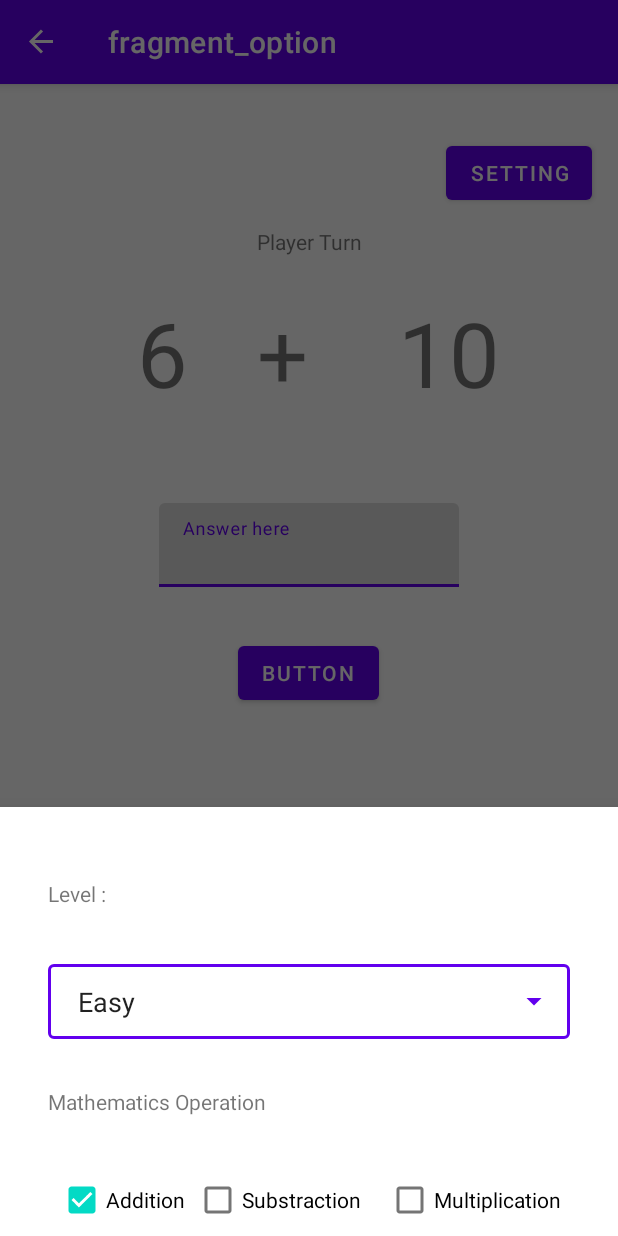
After one commit to Yosiahans/160421126_ANMP_W2, an Android app: the OptionFragment screen opened through its navigation route, on a phone screen of 412 x 824 dp. The commit adds this screen. Run offline under Robolectric (Android 15) with nearby library versions, the phone set to English and light mode, and no system bars; our stand-ins replace navigation-ui.

Commit message:
Tugas Week 2 and Kelas Week 3

```diff
--- /dev/null
+++ b/app/src/main/java/com/example/adv160421126week2/HistoryFragment.kt
@@ -0,0 +1,59 @@
+package com.example.adv160421126week2
+
+import android.os.Bundle
+import androidx.fragment.app.Fragment
+import android.view.LayoutInflater
+import android.view.View
+import android.view.ViewGroup
+
+// TODO: Rename parameter arguments, choose names that match
+// the fragment initialization parameters, e.g. ARG_ITEM_NUMBER
+private const val ARG_PARAM1 = "param1"
+private const val ARG_PARAM2 = "param2"
+
+/**
+ * A simple [Fragment] subclass.
+ * Use the [HistoryFragment.newInstance] factory method to
+ * create an instance of this fragment.
+ */
+class HistoryFragment : Fragment() {
+    // TODO: Rename and change types of parameters
+    private var param1: String? = null
+    private var param2: String? = null
+
+    override fun onCreate(savedInstanceState: Bundle?) {
+        super.onCreate(savedInstanceState)
+        arguments?.let {
+            param1 = it.getString(ARG_PARAM1)
+            param2 = it.getString(ARG_PARAM2)
+        }
+    }
+
+    override fun onCreateView(
+        inflater: LayoutInflater, container: ViewGroup?,
+        savedInstanceState: Bundle?
+    ): View? {
+        // Inflate the layout for this fragment
+        return inflater.inflate(R.layout.fragment_history, container, false)
+    }
+
+    companion object {
+        /**
+         * Use this factory method to create a new instance of
+         * this fragment using the provided parameters.
+         *
+         * @param param1 Parameter 1.
+         * @param param2 Parameter 2.
+         * @return A new instance of fragment HistoryFragment.
+         */
+        // TODO: Rename and change types and number of parameters
+        @JvmStatic
+        fun newInstance(param1: String, param2: String) =
+            HistoryFragment().apply {
+                arguments = Bundle().apply {
+                    putString(ARG_PARAM1, param1)
+                    putString(ARG_PARAM2, param2)
+                }
+            }
+    }
+}
--- a/app/src/main/java/com/example/adv160421126week2/MainActivity.kt
+++ b/app/src/main/java/com/example/adv160421126week2/MainActivity.kt
@@ -6,6 +6,7 @@ import androidx.navigation.NavController
 import androidx.navigation.NavHostController
 import androidx.navigation.fragment.NavHostFragment
 import androidx.navigation.ui.NavigationUI
+import androidx.navigation.ui.setupWithNavController
 import com.example.adv160421126week2.databinding.ActivityMainBinding
 
 class MainActivity : AppCompatActivity() {
@@ -20,12 +21,14 @@ class MainActivity : AppCompatActivity() {
         navController =
             (supportFragmentManager.findFragmentById(R.id.hostFragment)
                     as NavHostFragment).navController
-        NavigationUI.setupActionBarWithNavController(this, navController)
-
+        NavigationUI.setupActionBarWithNavController(this, navController,binding.drawerLayout)
+        NavigationUI.setupWithNavController(binding.navView,navController)
+        binding.bottomNav.setupWithNavController(navController)
 
     }
 
     override fun onSupportNavigateUp(): Boolean {
-        return navController.navigateUp()
+        return NavigationUI.navigateUp(navController, binding.drawerLayout)
+                || super.onSupportNavigateUp()
     }
 }
--- a/app/src/main/java/com/example/adv160421126week2/MainFragment.kt
+++ b/app/src/main/java/com/example/adv160421126week2/MainFragment.kt
@@ -5,6 +5,7 @@ import androidx.fragment.app.Fragment
 import android.view.LayoutInflater
 import android.view.View
 import android.view.ViewGroup
+import android.widget.ArrayAdapter
 import androidx.navigation.Navigation
 import com.example.adv160421126week2.databinding.FragmentMainBinding
 
@@ -21,6 +22,7 @@ private const val ARG_PARAM2 = "param2"
 class MainFragment : Fragment() {
     private lateinit var binding:FragmentMainBinding
     var point = 0
+
 
     override fun onCreateView(
         inflater: LayoutInflater, container: ViewGroup?,
@@ -39,10 +41,15 @@ class MainFragment : Fragment() {
 
     override fun onViewCreated(view: View, savedInstanceState: Bundle?) {
         super.onViewCreated(view, savedInstanceState)
+
         var X = (1..10).random()
         var y = (1..10).random()
         binding.txtNum1.text = X.toString()
         binding.txtNum2.text = y.toString()
+        binding.btnSetting.setOnClickListener{
+            val action = MainFragmentDirections.actionOptionFragment()
+            Navigation.findNavController(it).navigate(action)
+        }
         binding.btnStart.setOnClickListener{
             val playerName = binding.textName.text.toString()
             val answer = (X+y).toString()
--- /dev/null
+++ b/app/src/main/java/com/example/adv160421126week2/OptionFragment.kt
@@ -0,0 +1,35 @@
+package com.example.adv160421126week2
+
+import android.os.Bundle
+import androidx.fragment.app.Fragment
+import android.view.LayoutInflater
+import android.view.View
+import android.view.ViewGroup
+import android.widget.ArrayAdapter
+import com.example.adv160421126week2.databinding.FragmentOptionBinding
+import com.google.android.material.bottomsheet.BottomSheetDialogFragment
+
+
+class OptionFragment : BottomSheetDialogFragment() {
+    private lateinit var binding:FragmentOptionBinding
+    private val level = arrayOf("Easy","Medium","Hard")
+    override fun onCreateView(
+        inflater: LayoutInflater, container: ViewGroup?,
+        savedInstanceState: Bundle?
+    ): View? {
+        binding = FragmentOptionBinding.inflate(inflater,container,false)
+        return binding.root
+
+    }
+
+    override fun onViewCreated(view: View, savedInstanceState: Bundle?) {
+        super.onViewCreated(view, savedInstanceState)
+        val adapter = ArrayAdapter<String>(requireContext(),android.R.layout.simple_dropdown_item_1line,level)
+        binding.txtLevel.setAdapter(adapter)
+
+
+    }
+
+
+
+}
--- /dev/null
+++ b/app/src/main/java/com/example/adv160421126week2/ProfleFragment.kt
@@ -0,0 +1,59 @@
+package com.example.adv160421126week2
+
+import android.os.Bundle
+import androidx.fragment.app.Fragment
+import android.view.LayoutInflater
+import android.view.View
+import android.view.ViewGroup
+
+// TODO: Rename parameter arguments, choose names that match
+// the fragment initialization parameters, e.g. ARG_ITEM_NUMBER
+private const val ARG_PARAM1 = "param1"
+private const val ARG_PARAM2 = "param2"
+
+/**
+ * A simple [Fragment] subclass.
+ * Use the [ProfleFragment.newInstance] factory method to
+ * create an instance of this fragment.
+ */
+class ProfleFragment : Fragment() {
+    // TODO: Rename and change types of parameters
+    private var param1: String? = null
+    private var param2: String? = null
+
+    override fun onCreate(savedInstanceState: Bundle?) {
+        super.onCreate(savedInstanceState)
+        arguments?.let {
+            param1 = it.getString(ARG_PARAM1)
+            param2 = it.getString(ARG_PARAM2)
+        }
+    }
+
+    override fun onCreateView(
+        inflater: LayoutInflater, container: ViewGroup?,
+        savedInstanceState: Bundle?
+    ): View? {
+        // Inflate the layout for this fragment
+        return inflater.inflate(R.layout.fragment_profle, container, false)
+    }
+
+    companion object {
+        /**
+         * Use this factory method to create a new instance of
+         * this fragment using the provided parameters.
+         *
+         * @param param1 Parameter 1.
+         * @param param2 Parameter 2.
+         * @return A new instance of fragment ProfleFragment.
+         */
+        // TODO: Rename and change types and number of parameters
+        @JvmStatic
+        fun newInstance(param1: String, param2: String) =
+            ProfleFragment().apply {
+                arguments = Bundle().apply {
+                    putString(ARG_PARAM1, param1)
+                    putString(ARG_PARAM2, param2)
+                }
+            }
+    }
+}
--- /dev/null
+++ b/app/src/main/res/drawable/baseline_home_24.xml
@@ -0,0 +1,5 @@
+<vector android:height="24dp" android:tint="#000000"
+    android:viewportHeight="24" android:viewportWidth="24"
+    android:width="24dp" xmlns:android="http://schemas.android.com/apk/res/android">
+    <path android:fillColor="@android:color/white" android:pathData="M10,20v-6h4v6h5v-8h3L12,3 2,12h3v8z"/>
+</vector>
--- /dev/null
+++ b/app/src/main/res/drawable/baseline_list_24.xml
@@ -0,0 +1,5 @@
+<vector android:autoMirrored="true" android:height="24dp"
+    android:tint="#000000" android:viewportHeight="24"
+    android:viewportWidth="24" android:width="24dp" xmlns:android="http://schemas.android.com/apk/res/android">
+    <path android:fillColor="@android:color/white" android:pathData="M3,13h2v-2L3,11v2zM3,17h2v-2L3,15v2zM3,9h2L5,7L3,7v2zM7,13h14v-2L7,11v2zM7,17h14v-2L7,15v2zM7,7v2h14L21,7L7,7z"/>
+</vector>
--- /dev/null
+++ b/app/src/main/res/drawable/baseline_person_24.xml
@@ -0,0 +1,5 @@
+<vector android:height="24dp" android:tint="#000000"
+    android:viewportHeight="24" android:viewportWidth="24"
+    android:width="24dp" xmlns:android="http://schemas.android.com/apk/res/android">
+    <path android:fillColor="@android:color/white" android:pathData="M12,12c2.21,0 4,-1.79 4,-4s-1.79,-4 -4,-4 -4,1.79 -4,4 1.79,4 4,4zM12,14c-2.67,0 -8,1.34 -8,4v2h16v-2c0,-2.66 -5.33,-4 -8,-4z"/>
+</vector>
--- a/app/src/main/res/layout/activity_main.xml
+++ b/app/src/main/res/layout/activity_main.xml
@@ -1,7 +1,20 @@
 <?xml version="1.0" encoding="utf-8"?>
-<androidx.constraintlayout.widget.ConstraintLayout xmlns:android="http://schemas.android.com/apk/res/android"
+<androidx.drawerlayout.widget.DrawerLayout xmlns:android="http://schemas.android.com/apk/res/android"
     xmlns:app="http://schemas.android.com/apk/res-auto"
     xmlns:tools="http://schemas.android.com/tools"
+    android:id="@+id/drawerLayout"
+    android:layout_width="match_parent"
+    android:layout_height="match_parent"
+    android:fitsSystemWindows="true">
+
+    <com.google.android.material.navigation.NavigationView
+        android:id="@+id/navView"
+        android:layout_width="match_parent"
+        android:layout_height="match_parent"
+        android:layout_gravity="start"
+        app:menu="@menu/bottom_menu" />
+
+    <androidx.constraintlayout.widget.ConstraintLayout
         android:layout_width="match_parent"
         android:layout_height="match_parent"
         tools:context=".MainActivity">
@@ -17,4 +30,15 @@
             app:layout_constraintStart_toStartOf="parent"
             app:layout_constraintTop_toTopOf="parent"
             app:navGraph="@navigation/game_navigation" />
+
+        <com.google.android.material.bottomnavigation.BottomNavigationView
+            android:id="@+id/bottomNav"
+            android:layout_width="match_parent"
+            android:layout_height="wrap_content"
+            app:layout_constraintBottom_toBottomOf="parent"
+            app:layout_constraintEnd_toEndOf="parent"
+            app:layout_constraintStart_toStartOf="parent"
+            app:menu="@menu/bottom_menu" />
+
     </androidx.constraintlayout.widget.ConstraintLayout>
+</androidx.drawerlayout.widget.DrawerLayout>
--- /dev/null
+++ b/app/src/main/res/layout/fragment_history.xml
@@ -0,0 +1,17 @@
+<?xml version="1.0" encoding="utf-8"?>
+<FrameLayout xmlns:android="http://schemas.android.com/apk/res/android"
+    xmlns:tools="http://schemas.android.com/tools"
+    android:layout_width="match_parent"
+    android:layout_height="match_parent"
+    tools:context=".HistoryFragment">
+
+    <!-- TODO: Update blank fragment layout -->
+    <TextView
+        android:layout_width="match_parent"
+        android:layout_height="match_parent"
+        android:gravity="center"
+        android:text="History Fragment"
+        android:textSize="24sp"
+        android:textStyle="bold" />
+
+</FrameLayout>
--- a/app/src/main/res/layout/fragment_main.xml
+++ b/app/src/main/res/layout/fragment_main.xml
@@ -89,6 +89,16 @@
             app:layout_constraintStart_toEndOf="@+id/txtOpperand"
             app:layout_constraintTop_toTopOf="parent" />
 
+        <Button
+            android:id="@+id/btnSetting"
+            android:layout_width="wrap_content"
+            android:layout_height="wrap_content"
+            android:layout_marginTop="16dp"
+            android:layout_marginEnd="16dp"
+            android:text="Setting"
+            app:layout_constraintEnd_toEndOf="parent"
+            app:layout_constraintTop_toTopOf="parent" />
+
     </androidx.constraintlayout.widget.ConstraintLayout>
 
 </FrameLayout>
--- /dev/null
+++ b/app/src/main/res/layout/fragment_option.xml
@@ -0,0 +1,92 @@
+<?xml version="1.0" encoding="utf-8"?>
+<FrameLayout xmlns:android="http://schemas.android.com/apk/res/android"
+    xmlns:app="http://schemas.android.com/apk/res-auto"
+    xmlns:tools="http://schemas.android.com/tools"
+    android:layout_width="match_parent"
+    android:layout_height="match_parent"
+    tools:context=".OptionFragment">
+
+    <androidx.constraintlayout.widget.ConstraintLayout
+        android:layout_width="match_parent"
+        android:layout_height="wrap_content">
+
+        <TextView
+            android:id="@+id/textView5"
+            android:layout_width="wrap_content"
+            android:layout_height="wrap_content"
+            android:layout_marginTop="32dp"
+            android:text="Mathematics Operation"
+            app:layout_constraintEnd_toEndOf="parent"
+            app:layout_constraintHorizontal_bias="0.121"
+            app:layout_constraintStart_toStartOf="parent"
+            app:layout_constraintTop_toBottomOf="@+id/textInputLayout2" />
+
+        <com.google.android.material.textfield.TextInputLayout
+            android:id="@+id/textInputLayout2"
+            style="@style/Widget.MaterialComponents.TextInputLayout.OutlinedBox"
+            android:layout_width="0dp"
+            android:layout_height="wrap_content"
+            android:layout_marginStart="32dp"
+            android:layout_marginTop="32dp"
+            android:layout_marginEnd="32dp"
+            app:endIconMode="dropdown_menu"
+            app:layout_constraintEnd_toEndOf="parent"
+            app:layout_constraintStart_toStartOf="parent"
+            app:layout_constraintTop_toBottomOf="@+id/textView4">
+
+            <AutoCompleteTextView
+                android:id="@+id/txtLevel"
+                android:layout_width="match_parent"
+                android:layout_height="50dp"
+                android:layout_weight="1"
+                android:paddingLeft="20dp"
+                android:text="Easy" />
+
+        </com.google.android.material.textfield.TextInputLayout>
+
+        <TextView
+            android:id="@+id/textView4"
+            android:layout_width="wrap_content"
+            android:layout_height="wrap_content"
+            android:layout_marginStart="32dp"
+            android:layout_marginTop="48dp"
+            android:text="Level :"
+            app:layout_constraintStart_toStartOf="parent"
+            app:layout_constraintTop_toTopOf="parent" />
+
+        <CheckBox
+            android:id="@+id/checkBox"
+            android:layout_width="wrap_content"
+            android:layout_height="wrap_content"
+            android:layout_marginStart="32dp"
+            android:layout_marginTop="32dp"
+            android:checked="true"
+            android:text="Addition"
+            app:layout_constraintEnd_toStartOf="@+id/checkBox2"
+            app:layout_constraintStart_toStartOf="parent"
+            app:layout_constraintTop_toBottomOf="@+id/textView5" />
+
+        <CheckBox
+            android:id="@+id/checkBox2"
+            android:layout_width="wrap_content"
+            android:layout_height="wrap_content"
+            android:layout_marginTop="32dp"
+            android:layout_marginEnd="10dp"
+            android:text="Substraction"
+            app:layout_constraintEnd_toStartOf="@+id/checkBox3"
+            app:layout_constraintStart_toEndOf="@+id/checkBox"
+            app:layout_constraintTop_toBottomOf="@+id/textView5" />
+
+        <CheckBox
+            android:id="@+id/checkBox3"
+            android:layout_width="wrap_content"
+            android:layout_height="wrap_content"
+            android:layout_marginTop="32dp"
+            android:layout_marginEnd="32dp"
+            android:text="Multiplication"
+            app:layout_constraintEnd_toEndOf="parent"
+            app:layout_constraintStart_toEndOf="@+id/checkBox2"
+            app:layout_constraintTop_toBottomOf="@+id/textView5" />
+
+    </androidx.constraintlayout.widget.ConstraintLayout>
+</FrameLayout>
--- /dev/null
+++ b/app/src/main/res/layout/fragment_profle.xml
@@ -0,0 +1,17 @@
+<?xml version="1.0" encoding="utf-8"?>
+<FrameLayout xmlns:android="http://schemas.android.com/apk/res/android"
+    xmlns:tools="http://schemas.android.com/tools"
+    android:layout_width="match_parent"
+    android:layout_height="match_parent"
+    tools:context=".ProfleFragment">
+
+    <!-- TODO: Update blank fragment layout -->
+    <TextView
+        android:layout_width="match_parent"
+        android:layout_height="match_parent"
+        android:gravity="center"
+        android:text="Profle Fragment"
+        android:textSize="24sp"
+        android:textStyle="bold" />
+
+</FrameLayout>
--- /dev/null
+++ b/app/src/main/res/menu/bottom_menu.xml
@@ -0,0 +1,26 @@
+<?xml version="1.0" encoding="utf-8"?>
+<menu xmlns:app="http://schemas.android.com/apk/res-auto"
+    xmlns:android="http://schemas.android.com/apk/res/android">
+
+    <item
+        android:id="@+id/item_home"
+        android:layout_width="wrap_content"
+        android:layout_height="wrap_content"
+        android:icon="@drawable/baseline_home_24"
+        android:title="Home"
+        app:showAsAction="always" />
+    <item
+        android:id="@+id/item_history"
+        android:layout_width="wrap_content"
+        android:layout_height="wrap_content"
+        android:icon="@drawable/baseline_list_24"
+        android:title="History"
+        app:showAsAction="always" />
+    <item
+        android:id="@+id/item_profile"
+        android:layout_width="wrap_content"
+        android:layout_height="wrap_content"
+        android:icon="@drawable/baseline_person_24"
+        android:title="Profile"
+        app:showAsAction="always" />
+</menu>
--- a/app/src/main/res/navigation/game_navigation.xml
+++ b/app/src/main/res/navigation/game_navigation.xml
@@ -3,10 +3,10 @@
     xmlns:app="http://schemas.android.com/apk/res-auto"
     xmlns:tools="http://schemas.android.com/tools"
     android:id="@+id/game_navigation"
-    app:startDestination="@id/mainFragment">
+    app:startDestination="@id/item_home">
 
     <fragment
-        android:id="@+id/mainFragment"
+        android:id="@+id/item_home"
         android:name="com.example.adv160421126week2.MainFragment"
         android:label="Main Screen"
         tools:layout="@layout/fragment_main" >
@@ -16,6 +16,9 @@
         <argument
             android:name="point"
             app:argType="integer" />
+        <action
+            android:id="@+id/actionOptionFragment"
+            app:destination="@id/optionFragment" />
     </fragment>
     <fragment
         android:id="@+id/gameFragment"
@@ -43,6 +46,23 @@
             app:argType="integer" />
         <action
             android:id="@+id/action_resultFragment_to_mainFragment"
-            app:destination="@id/mainFragment" />
+            app:destination="@id/item_home"
+            app:popUpTo="@id/item_home"
+            app:popUpToInclusive="true" />
     </fragment>
+    <fragment
+        android:id="@+id/item_history"
+        android:name="com.example.adv160421126week2.HistoryFragment"
+        android:label="fragment_history"
+        tools:layout="@layout/fragment_history" />
+    <fragment
+        android:id="@+id/item_profile"
+        android:name="com.example.adv160421126week2.ProfleFragment"
+        android:label="fragment_profle"
+        tools:layout="@layout/fragment_profle" />
+    <dialog
+        android:id="@+id/optionFragment"
+        android:name="com.example.adv160421126week2.OptionFragment"
+        android:label="fragment_option"
+        tools:layout="@layout/fragment_option" />
 </navigation>
```
Lines whose indentation alone changed are shown as unchanged.
